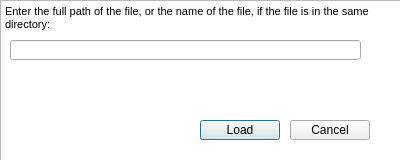
Old version of the form loadcomputersfromfile.ui in the repository marthagb/VLN1-Skil-3.
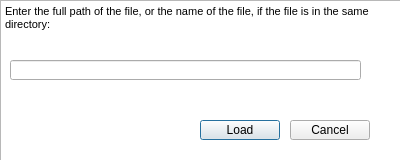
New version of the form.

```diff
--- a/loadcomputersfromfile.ui
+++ b/loadcomputersfromfile.ui
@@ -26,7 +26,7 @@
     <string>&lt;!DOCTYPE HTML PUBLIC &quot;-//W3C//DTD HTML 4.0//EN&quot; &quot;http://www.w3.org/TR/REC-html40/strict.dtd&quot;&gt;
 &lt;html&gt;&lt;head&gt;&lt;meta name=&quot;qrichtext&quot; content=&quot;1&quot; /&gt;&lt;style type=&quot;text/css&quot;&gt;
 p, li { white-space: pre-wrap; }
-&lt;/style&gt;&lt;/head&gt;&lt;body style=&quot; font-family:'MS Shell Dlg 2'; font-size:8.14286pt; font-weight:400; font-style:normal;&quot;&gt;
+&lt;/style&gt;&lt;/head&gt;&lt;body style=&quot; font-family:'MS Shell Dlg 2'; font-size:7.8pt; font-weight:400; font-style:normal;&quot;&gt;
 &lt;p style=&quot; margin-top:0px; margin-bottom:0px; margin-left:0px; margin-right:0px; -qt-block-indent:0; text-indent:0px;&quot;&gt;&lt;span style=&quot; font-size:8.14286pt;&quot;&gt;Enter the full path of the file, or the name of the file, if the file is in the same directory:&lt;/span&gt;&lt;/p&gt;&lt;/body&gt;&lt;/html&gt;</string>
    </property>
   </widget>
@@ -34,7 +34,7 @@
    <property name="geometry">
     <rect>
      <x>10</x>
-     <y>40</y>
+     <y>60</y>
      <width>351</width>
      <height>20</height>
     </rect>
```
